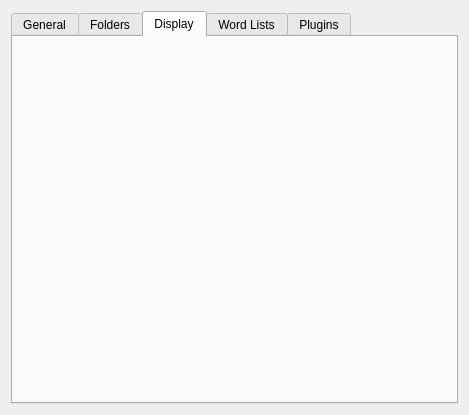
The window that ui/preferencespage.ui (Tw1ddle/Blind-Crossword-Editor) describes before a commit, drawn with Qt 5.
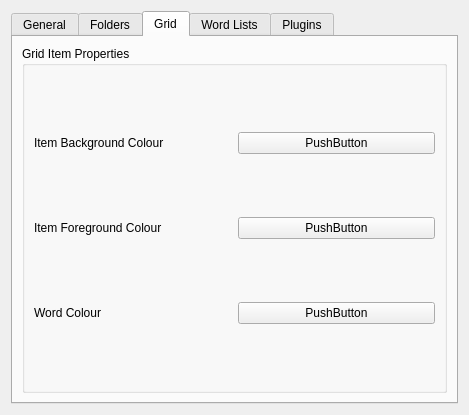
The same window after the commit. The open tabs and pages were chosen to show the change.

Diff of the .ui file:
```diff
--- a/ui/preferencespage.ui
+++ b/ui/preferencespage.ui
@@ -16,6 +16,9 @@
   <layout class="QHBoxLayout" name="horizontalLayout">
    <item>
     <widget class="QTabWidget" name="tabWidget">
+     <property name="enabled">
+      <bool>true</bool>
+     </property>
      <property name="currentIndex">
       <number>0</number>
      </property>
@@ -99,8 +102,73 @@
      </widget>
      <widget class="QWidget" name="display">
       <attribute name="title">
-       <string>Display</string>
+       <string>Grid</string>
       </attribute>
+      <layout class="QVBoxLayout" name="verticalLayout_7">
+       <item>
+        <widget class="QGroupBox" name="groupBox_3">
+         <property name="title">
+          <string>Grid Item Properties</string>
+         </property>
+         <layout class="QVBoxLayout" name="verticalLayout_9">
+          <item>
+           <layout class="QHBoxLayout" name="horizontalLayout_4">
+            <item>
+             <widget class="QLabel" name="label_4">
+              <property name="text">
+               <string>Item Background Colour</string>
+              </property>
+             </widget>
+            </item>
+            <item>
+             <widget class="QPushButton" name="pushButton_4">
+              <property name="text">
+               <string>PushButton</string>
+              </property>
+             </widget>
+            </item>
+           </layout>
+          </item>
+          <item>
+           <layout class="QHBoxLayout" name="horizontalLayout_8">
+            <item>
+             <widget class="QLabel" name="label_5">
+              <property name="text">
+               <string>Item Foreground Colour</string>
+              </property>
+             </widget>
+            </item>
+            <item>
+             <widget class="QPushButton" name="pushButton_5">
+              <property name="text">
+               <string>PushButton</string>
+              </property>
+             </widget>
+            </item>
+           </layout>
+          </item>
+          <item>
+           <layout class="QHBoxLayout" name="horizontalLayout_9">
+            <item>
+             <widget class="QLabel" name="label_6">
+              <property name="text">
+               <string>Word Colour</string>
+              </property>
+             </widget>
+            </item>
+            <item>
+             <widget class="QPushButton" name="pushButton_6">
+              <property name="text">
+               <string>PushButton</string>
+              </property>
+             </widget>
+            </item>
+           </layout>
+          </item>
+         </layout>
+        </widget>
+       </item>
+      </layout>
      </widget>
      <widget class="QWidget" name="wordlists">
       <attribute name="title">
```
Left out of the diff: 32 changed lines with no effect on the pictures.
